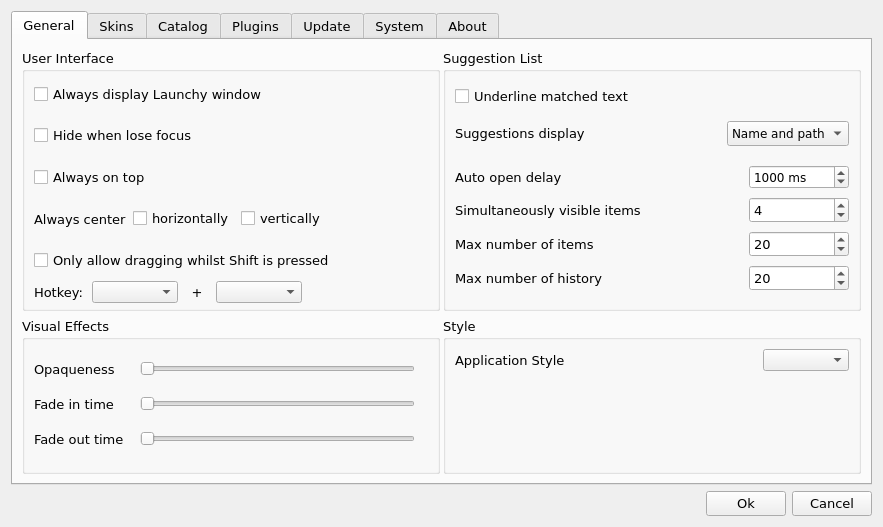
Above: src/Launchy/OptionDialog.ui from samsonwang/LaunchyQt before the change. Below: the same form after it.
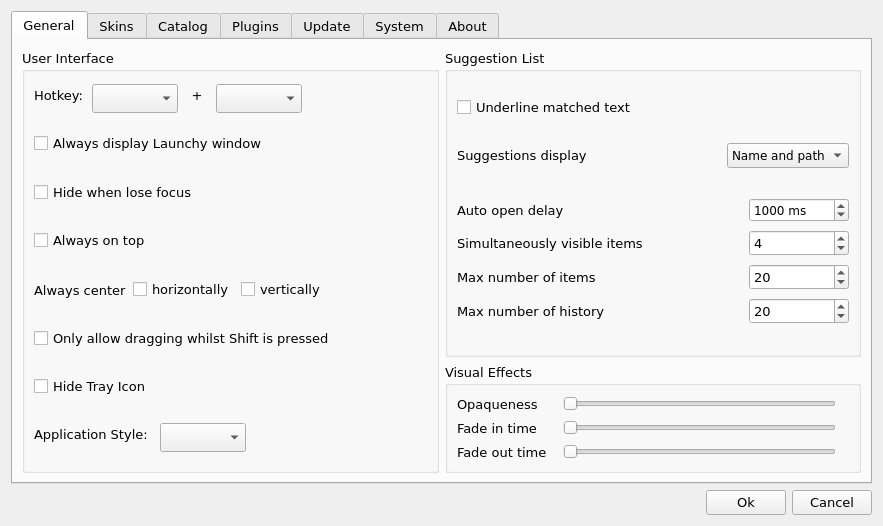
That is the form after the change. Icons and pictures are not drawn. Custom widgets are drawn as their Qt base class.

Commit message: add option to hide tray icon (#62)

```diff
--- a/src/Launchy/OptionDialog.ui
+++ b/src/Launchy/OptionDialog.ui
@@ -11,7 +11,7 @@
     <x>0</x>
     <y>0</y>
     <width>883</width>
-    <height>527</height>
+    <height>526</height>
    </rect>
   </property>
   <property name="sizePolicy">
@@ -57,11 +57,8 @@
       <attribute name="title">
        <string>General</string>
       </attribute>
-      <layout class="QGridLayout" name="gridLayout" rowstretch="5,3" columnstretch="5,5">
-       <property name="horizontalSpacing">
-        <number>3</number>
-       </property>
-       <item row="0" column="0">
+      <layout class="QGridLayout" name="gridLayout">
+       <item row="0" column="0" rowspan="2">
         <widget class="QGroupBox" name="groupBox_4">
          <property name="sizePolicy">
           <sizepolicy hsizetype="Minimum" vsizetype="Minimum">
@@ -75,22 +72,103 @@
          <property name="alignment">
           <set>Qt::AlignLeading|Qt::AlignLeft|Qt::AlignTop</set>
          </property>
-         <layout class="QVBoxLayout" stretch="0,0,0,0,0,0">
-          <property name="spacing">
-           <number>1</number>
-          </property>
-          <property name="sizeConstraint">
-           <enum>QLayout::SetDefaultConstraint</enum>
-          </property>
-          <property name="topMargin">
-           <number>2</number>
-          </property>
-          <property name="rightMargin">
-           <number>3</number>
-          </property>
-          <property name="bottomMargin">
-           <number>5</number>
-          </property>
+         <layout class="QVBoxLayout" name="verticalLayout">
+          <item>
+           <layout class="QHBoxLayout" name="hboxlayout_4">
+            <property name="spacing">
+             <number>9</number>
+            </property>
+            <property name="bottomMargin">
+             <number>6</number>
+            </property>
+            <item>
+             <widget class="QLabel" name="label">
+              <property name="minimumSize">
+               <size>
+                <width>0</width>
+                <height>26</height>
+               </size>
+              </property>
+              <property name="text">
+               <string>Hotkey:</string>
+              </property>
+              <property name="buddy">
+               <cstring>genModifierBox</cstring>
+              </property>
+             </widget>
+            </item>
+            <item>
+             <widget class="QComboBox" name="genModifierBox">
+              <property name="sizePolicy">
+               <sizepolicy hsizetype="Fixed" vsizetype="Preferred">
+                <horstretch>0</horstretch>
+                <verstretch>0</verstretch>
+               </sizepolicy>
+              </property>
+              <property name="minimumSize">
+               <size>
+                <width>0</width>
+                <height>29</height>
+               </size>
+              </property>
+              <property name="maximumSize">
+               <size>
+                <width>16777215</width>
+                <height>22</height>
+               </size>
+              </property>
+              <property name="frame">
+               <bool>true</bool>
+              </property>
+             </widget>
+            </item>
+            <item>
+             <widget class="QLabel" name="label_13">
+              <property name="text">
+               <string> + </string>
+              </property>
+              <property name="alignment">
+               <set>Qt::AlignCenter</set>
+              </property>
+             </widget>
+            </item>
+            <item>
+             <widget class="QComboBox" name="genKeyBox">
+              <property name="sizePolicy">
+               <sizepolicy hsizetype="Fixed" vsizetype="Preferred">
+                <horstretch>0</horstretch>
+                <verstretch>0</verstretch>
+               </sizepolicy>
+              </property>
+              <property name="minimumSize">
+               <size>
+                <width>50</width>
+                <height>29</height>
+               </size>
+              </property>
+              <property name="maximumSize">
+               <size>
+                <width>16777215</width>
+                <height>22</height>
+               </size>
+              </property>
+             </widget>
+            </item>
+            <item>
+             <spacer name="spacer_3">
+              <property name="orientation">
+               <enum>Qt::Horizontal</enum>
+              </property>
+              <property name="sizeHint" stdset="0">
+               <size>
+                <width>40</width>
+                <height>20</height>
+               </size>
+              </property>
+             </spacer>
+            </item>
+           </layout>
+          </item>
           <item>
            <widget class="QCheckBox" name="genAlwaysShow">
             <property name="sizePolicy">
@@ -233,67 +311,66 @@
            </widget>
           </item>
           <item>
-           <layout class="QHBoxLayout" name="hboxlayout_4">
+           <widget class="QCheckBox" name="genHideTray">
+            <property name="sizePolicy">
+             <sizepolicy hsizetype="Minimum" vsizetype="Preferred">
+              <horstretch>0</horstretch>
+              <verstretch>0</verstretch>
+             </sizepolicy>
+            </property>
+            <property name="minimumSize">
+             <size>
+              <width>0</width>
+              <height>22</height>
+             </size>
+            </property>
+            <property name="text">
+             <string>Hide Tray Icon</string>
+            </property>
+           </widget>
+          </item>
+          <item>
+           <layout class="QHBoxLayout" name="horizontalLayout_17">
             <property name="spacing">
-             <number>9</number>
+             <number>12</number>
             </property>
+            <property name="leftMargin">
+             <number>0</number>
+            </property>
+            <property name="topMargin">
+             <number>6</number>
+            </property>
+            <property name="rightMargin">
+             <number>6</number>
+            </property>
+            <property name="bottomMargin">
+             <number>12</number>
+            </property>
             <item>
-             <widget class="QLabel" name="label">
-              <property name="text">
-               <string>Hotkey:</string>
-              </property>
-              <property name="buddy">
-               <cstring>genModifierBox</cstring>
-              </property>
-             </widget>
-            </item>
-            <item>
-             <widget class="QComboBox" name="genModifierBox">
-              <property name="sizePolicy">
-               <sizepolicy hsizetype="Fixed" vsizetype="Preferred">
-                <horstretch>0</horstretch>
-                <verstretch>0</verstretch>
-               </sizepolicy>
-              </property>
+             <widget class="QLabel" name="label_23">
               <property name="minimumSize">
                <size>
                 <width>0</width>
                 <height>22</height>
                </size>
               </property>
-              <property name="maximumSize">
-               <size>
-                <width>16777215</width>
-                <height>22</height>
-               </size>
-              </property>
-              <property name="frame">
-               <bool>true</bool>
-              </property>
-             </widget>
-            </item>
-            <item>
-             <widget class="QLabel" name="label_13">
               <property name="text">
-               <string> + </string>
-              </property>
-              <property name="alignment">
-               <set>Qt::AlignCenter</set>
+               <string>Application Style:</string>
               </property>
              </widget>
             </item>
             <item>
-             <widget class="QComboBox" name="genKeyBox">
+             <widget class="QComboBox" name="cbAppStyle">
               <property name="sizePolicy">
-               <sizepolicy hsizetype="Fixed" vsizetype="Preferred">
+               <sizepolicy hsizetype="Preferred" vsizetype="Preferred">
                 <horstretch>0</horstretch>
                 <verstretch>0</verstretch>
                </sizepolicy>
               </property>
               <property name="minimumSize">
                <size>
-                <width>50</width>
-                <height>22</height>
+                <width>85</width>
+                <height>29</height>
                </size>
               </property>
               <property name="maximumSize">
@@ -305,7 +382,7 @@
              </widget>
             </item>
             <item>
-             <spacer name="spacer_3">
+             <spacer name="horizontalSpacer_3">
               <property name="orientation">
                <enum>Qt::Horizontal</enum>
               </property>
@@ -322,141 +399,6 @@
          </layout>
         </widget>
        </item>
-       <item row="1" column="0">
-        <widget class="QGroupBox" name="groupBox_11">
-         <property name="sizePolicy">
-          <sizepolicy hsizetype="Preferred" vsizetype="Minimum">
-           <horstretch>0</horstretch>
-           <verstretch>0</verstretch>
-          </sizepolicy>
-         </property>
-         <property name="title">
-          <string>Visual Effects</string>
-         </property>
-         <layout class="QGridLayout" name="gridLayout_6">
-          <property name="rightMargin">
-           <number>22</number>
-          </property>
-          <property name="horizontalSpacing">
-           <number>16</number>
-          </property>
-          <item row="0" column="0">
-           <widget class="QLabel" name="label_6">
-            <property name="minimumSize">
-             <size>
-              <width>0</width>
-              <height>18</height>
-             </size>
-            </property>
-            <property name="text">
-             <string>Opaqueness</string>
-            </property>
-            <property name="buddy">
-             <cstring>genOpaqueness</cstring>
-            </property>
-           </widget>
-          </item>
-          <item row="0" column="1">
-           <widget class="QSlider" name="genOpaqueness">
-            <property name="sizePolicy">
-             <sizepolicy hsizetype="Preferred" vsizetype="Fixed">
-              <horstretch>0</horstretch>
-              <verstretch>0</verstretch>
-             </sizepolicy>
-            </property>
-            <property name="minimumSize">
-             <size>
-              <width>0</width>
-              <height>18</height>
-             </size>
-            </property>
-            <property name="minimum">
-             <number>15</number>
-            </property>
-            <property name="maximum">
-             <number>100</number>
-            </property>
-            <property name="orientation">
-             <enum>Qt::Horizontal</enum>
-            </property>
-           </widget>
-          </item>
-          <item row="1" column="0">
-           <widget class="QLabel" name="label_3">
-            <property name="minimumSize">
-             <size>
-              <width>0</width>
-              <height>18</height>
-             </size>
-            </property>
-            <property name="text">
-             <string>Fade in time</string>
-            </property>
-            <property name="buddy">
-             <cstring>genFadeIn</cstring>
-            </property>
-           </widget>
-          </item>
-          <item row="1" column="1">
-           <widget class="QSlider" name="genFadeIn">
-            <property name="minimumSize">
-             <size>
-              <width>0</width>
-              <height>18</height>
-             </size>
-            </property>
-            <property name="maximum">
-             <number>300</number>
-            </property>
-            <property name="singleStep">
-             <number>10</number>
-            </property>
-            <property name="orientation">
-             <enum>Qt::Horizontal</enum>
-            </property>
-           </widget>
-          </item>
-          <item row="2" column="0">
-           <widget class="QLabel" name="label_4">
-            <property name="minimumSize">
-             <size>
-              <width>0</width>
-              <height>18</height>
-             </size>
-            </property>
-            <property name="text">
-             <string>Fade out time</string>
-            </property>
-            <property name="buddy">
-             <cstring>genFadeOut</cstring>
-            </property>
-           </widget>
-          </item>
-          <item row="2" column="1">
-           <widget class="QSlider" name="genFadeOut">
-            <property name="minimumSize">
-             <size>
-              <width>0</width>
-              <height>18</height>
-             </size>
-            </property>
-            <property name="maximum">
-             <number>300</number>
-            </property>
-            <property name="singleStep">
-             <number>10</number>
-            </property>
-            <property name="orientation">
-             <enum>Qt::Horizontal</enum>
-            </property>
-            <property name="tickPosition">
-             <enum>QSlider::NoTicks</enum>
-            </property>
-           </widget>
-          </item>
-         </layout>
-        </widget>
-       </item>
        <item row="0" column="1">
         <widget class="QGroupBox" name="groupBox_10">
          <property name="minimumSize">
@@ -803,63 +745,136 @@
         </widget>
        </item>
        <item row="1" column="1">
-        <widget class="QGroupBox" name="groupBox">
+        <widget class="QGroupBox" name="groupBox_11">
+         <property name="sizePolicy">
+          <sizepolicy hsizetype="Preferred" vsizetype="Minimum">
+           <horstretch>0</horstretch>
+           <verstretch>0</verstretch>
+          </sizepolicy>
+         </property>
          <property name="title">
-          <string>Style</string>
+          <string>Visual Effects</string>
          </property>
-         <layout class="QVBoxLayout" name="verticalLayout">
-          <item>
-           <layout class="QHBoxLayout" name="horizontalLayout_17">
-            <item>
-             <widget class="QLabel" name="label_23">
-              <property name="text">
-               <string>Application Style</string>
-              </property>
-             </widget>
-            </item>
-            <item>
-             <spacer name="horizontalSpacer_3">
-              <property name="orientation">
-               <enum>Qt::Horizontal</enum>
-              </property>
-              <property name="sizeHint" stdset="0">
-               <size>
-                <width>40</width>
-                <height>20</height>
-               </size>
-              </property>
-             </spacer>
-            </item>
-            <item>
-             <widget class="QComboBox" name="cbAppStyle">
-              <property name="minimumSize">
-               <size>
-                <width>85</width>
-                <height>0</height>
-               </size>
-              </property>
-              <property name="maximumSize">
-               <size>
-                <width>16777215</width>
-                <height>22</height>
-               </size>
-              </property>
-             </widget>
-            </item>
-           </layout>
+         <layout class="QGridLayout" name="gridLayout_6">
+          <property name="rightMargin">
+           <number>22</number>
+          </property>
+          <property name="horizontalSpacing">
+           <number>16</number>
+          </property>
+          <item row="0" column="0">
+           <widget class="QLabel" name="label_6">
+            <property name="minimumSize">
+             <size>
+              <width>0</width>
+              <height>18</height>
+             </size>
+            </property>
+            <property name="text">
+             <string>Opaqueness</string>
+            </property>
+            <property name="buddy">
+             <cstring>genOpaqueness</cstring>
+            </property>
+           </widget>
           </item>
-          <item>
-           <spacer name="verticalSpacer_2">
+          <item row="0" column="1">
+           <widget class="QSlider" name="genOpaqueness">
+            <property name="sizePolicy">
+             <sizepolicy hsizetype="Preferred" vsizetype="Fixed">
+              <horstretch>0</horstretch>
+              <verstretch>0</verstretch>
+             </sizepolicy>
+            </property>
+            <property name="minimumSize">
+             <size>
+              <width>0</width>
+              <height>18</height>
+             </size>
+            </property>
+            <property name="minimum">
+             <number>15</number>
+            </property>
+            <property name="maximum">
+             <number>100</number>
+            </property>
             <property name="orientation">
-             <enum>Qt::Vertical</enum>
+             <enum>Qt::Horizontal</enum>
             </property>
-            <property name="sizeHint" stdset="0">
+           </widget>
+          </item>
+          <item row="1" column="0">
+           <widget class="QLabel" name="label_3">
+            <property name="minimumSize">
              <size>
-              <width>20</width>
-              <height>56</height>
+              <width>0</width>
+              <height>18</height>
              </size>
             </property>
-           </spacer>
+            <property name="text">
+             <string>Fade in time</string>
+            </property>
+            <property name="buddy">
+             <cstring>genFadeIn</cstring>
+            </property>
+           </widget>
+          </item>
+          <item row="1" column="1">
+           <widget class="QSlider" name="genFadeIn">
+            <property name="minimumSize">
+             <size>
+              <width>0</width>
+              <height>18</height>
+             </size>
+            </property>
+            <property name="maximum">
+             <number>300</number>
+            </property>
+            <property name="singleStep">
+             <number>10</number>
+            </property>
+            <property name="orientation">
+             <enum>Qt::Horizontal</enum>
+            </property>
+           </widget>
+          </item>
+          <item row="2" column="0">
+           <widget class="QLabel" name="label_4">
+            <property name="minimumSize">
+             <size>
+              <width>0</width>
+              <height>18</height>
+             </size>
+            </property>
+            <property name="text">
+             <string>Fade out time</string>
+            </property>
+            <property name="buddy">
+             <cstring>genFadeOut</cstring>
+            </property>
+           </widget>
+          </item>
+          <item row="2" column="1">
+           <widget class="QSlider" name="genFadeOut">
+            <property name="minimumSize">
+             <size>
+              <width>0</width>
+              <height>18</height>
+             </size>
+            </property>
+            <property name="maximum">
+             <number>300</number>
+            </property>
+            <property name="singleStep">
+             <number>10</number>
+            </property>
+            <property name="orientation">
+             <enum>Qt::Horizontal</enum>
+            </property>
+            <property name="tickPosition">
+             <enum>QSlider::NoTicks</enum>
+            </property>
+           </widget>
           </item>
          </layout>
         </widget>
```
Left out of the diff: 32 changed lines with no effect on the pictures. The commit also changes 4 other files.
